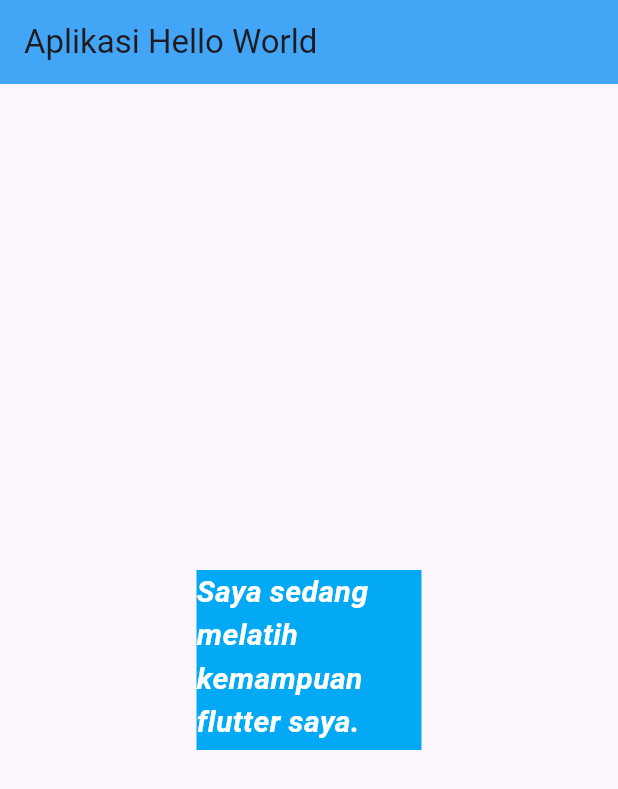
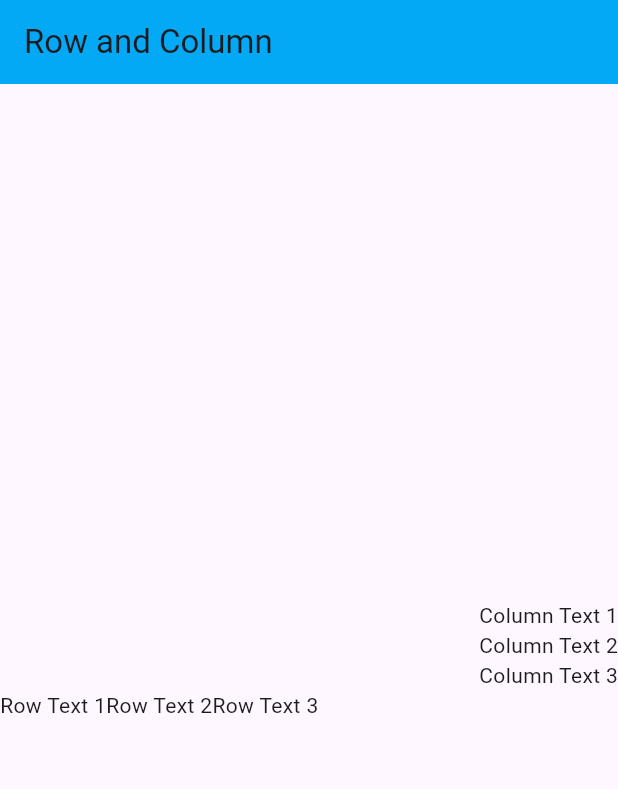
Before and after one commit to anjuucoklubis/Flutter---Learn, a Flutter app: the screen it shows after launch, on a phone screen of 412 x 824 dp. Shown: the top 789 px of the screen. Run offline on Flutter 3.47's test engine with Material 3 defaults, Android fonts, the phone set to English and light mode, and no system bars.

Commit message:
03.-FlutterLearn-RowAndColumn

```diff
--- a/lib/main.dart
+++ b/lib/main.dart
@@ -1,52 +1,47 @@
 import 'package:flutter/material.dart';
 
 // fungsi "main" akan dijalankan pertama kali, kemudian akan menjalankan fungsi "runApp", dimana fungsi "runApp" akan menjalakan class MyApp
+
+// Column di gunakan untuk mengatur data letak wigetd
+// Menyusun widgets yang ada didalamnya untuk menyusun secara vertical dari atas ke bawah
+
+// Row digunakann untuk menyusun secara horizontal dari kiri ke kanan
+
+// MainAxisAlignment untuk mengatur yang vertical pada column
+// MainAxisAlignment untuk mengatur yang horizontal pada row
+
 void main() {
-  runApp(new MyApp());
+  runApp(app());
 }
 
-// Catatan 1 ====================
-// cara bikin class MyApp dengan shorcut "stl" lalu enter
-// Stl adalah Stateless
-// Widged ada 2 macam : Stateless widget dan Statefull widget
-// dibawah ini adalah class MyApp dengan turunan Stateless  widget
-//material app = sebuah widget yg berisi data2 yang diperlukan oleh aplikasi yang menggunakan material desain
-
-// Catatan 2 ==================== LASTEST
-// Widget Container digunakan untuk membungkus widget, dimana nantinya dapat digunakan untuk membuat padding, margin dll
-// MaxLines = digunakan untuk memberi maximal line pada cointaner
-// Overflow = digunakan untuk mengatur bagaimana text ditampilkan  jika dia terpotong
-// softWrap = jika true diakan disesuaikan, kalau false dipotong
-// textAlign = untuk mengatur text apakah rata kiri atau rata kanan
-// Style = mengatur gaya dari text
-class MyApp extends StatelessWidget {
-  const MyApp({super.key});
+class app extends StatelessWidget {
+  const app({super.key});
 
   @override
   Widget build(BuildContext context) {
     return MaterialApp(
       home: Scaffold(
         appBar: AppBar(
-          title: Text("Aplikasi Hello World"),
-          backgroundColor: Color(0xFF42A5F5),
+          title: Text("Row and Column"),
+          backgroundColor: Colors.lightBlue,
         ),
-        body: Center(
-            child: Container(
-                color: Colors.lightBlue,
-                width: 150,
-                height: 120,
-                child: Text(
-                  "Saya sedang melatih kemampuan flutter saya.",
-                  // maxLines: 2,
-                  // overflow: TextOverflow.clip,
-                  // softWrap: false,
-                  //textAlign: TextAlign.center,
-                  style: TextStyle(
-                      color: Colors.white,
-                      fontStyle: FontStyle.italic,
-                      fontWeight: FontWeight.bold,
-                      fontSize: 20),
-                ))),
+        body: Column(
+          mainAxisAlignment: MainAxisAlignment.center,
+          crossAxisAlignment: CrossAxisAlignment.end,
+          children: <Widget>[
+            Text("Column Text 1"),
+            Text("Column Text 2"),
+            Text("Column Text 3"),
+            Row(
+              mainAxisAlignment: MainAxisAlignment.start,
+              children: <Widget>[
+                Text("Row Text 1"),
+                Text("Row Text 2"),
+                Text("Row Text 3"),
+              ],
+            )
+          ],
+        ),
       ),
     );
   }
```
